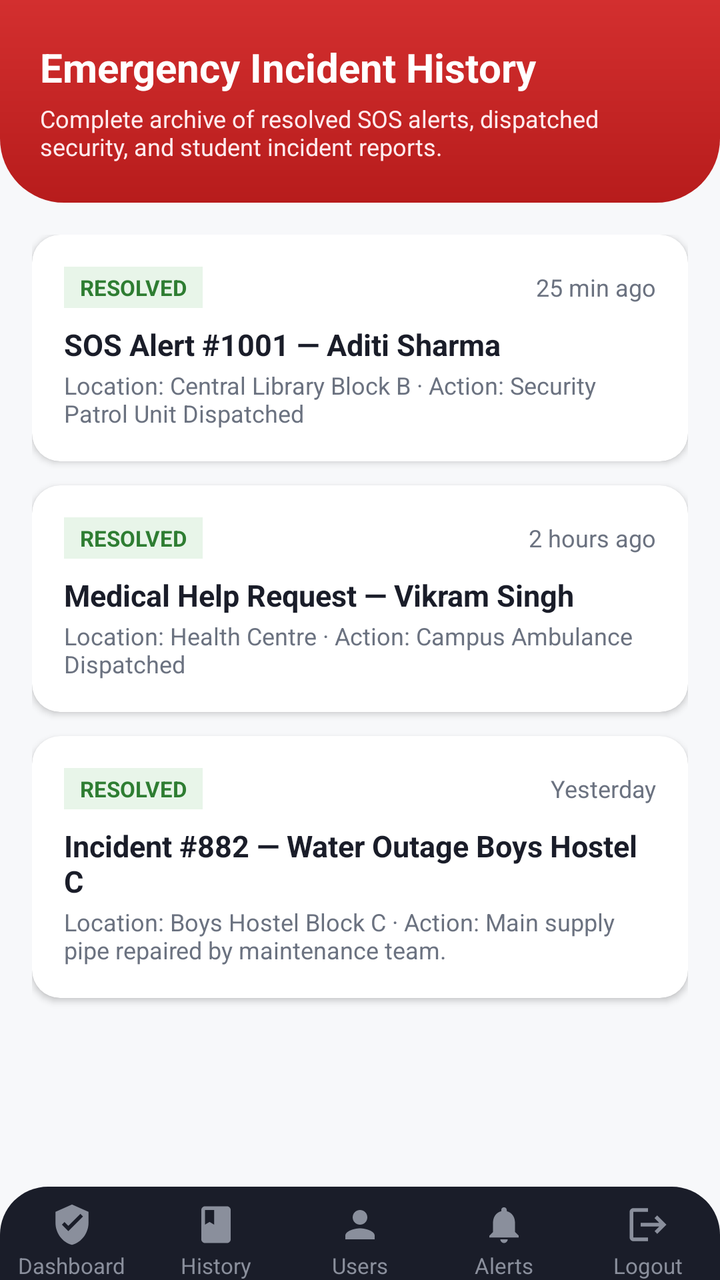
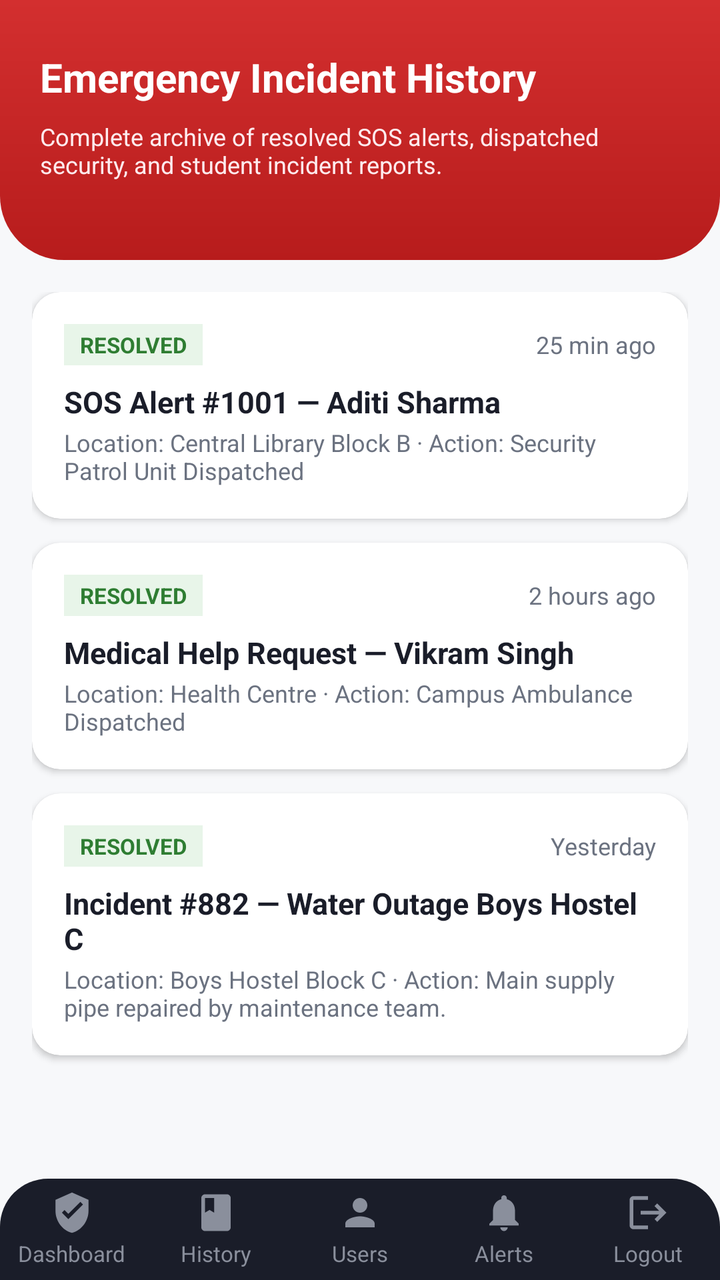

Two renders of the same Android screen: before a commit and after it. Below are the layout's source before the change and the commit's diff.
<!-- AndroidManifest.xml: application theme Theme.UniversityEmergencyApp -->
<!-- res/layout/activity_authority_history.xml -->
<?xml version="1.0" encoding="utf-8"?>
<androidx.constraintlayout.widget.ConstraintLayout xmlns:android="http://schemas.android.com/apk/res/android"
    xmlns:app="http://schemas.android.com/apk/res-auto"
    xmlns:tools="http://schemas.android.com/tools"
    android:layout_width="match_parent"
    android:layout_height="match_parent"
    android:background="@color/background_light"
    tools:context=".AuthorityHistoryActivity"
    tools:ignore="HardcodedText">

    <androidx.core.widget.NestedScrollView
        android:layout_width="0dp"
        android:layout_height="0dp"
        app:layout_constraintTop_toTopOf="parent"
        app:layout_constraintBottom_toTopOf="@id/authorityBottomNav"
        app:layout_constraintStart_toStartOf="parent"
        app:layout_constraintEnd_toEndOf="parent">

        <LinearLayout
            android:layout_width="match_parent"
            android:layout_height="wrap_content"
            android:orientation="vertical">

            
            <LinearLayout
                android:layout_width="match_parent"
                android:layout_height="wrap_content"
                android:background="@drawable/bg_top_accent"
                android:orientation="vertical"
                android:padding="20dp"
                android:paddingTop="36dp">

                <TextView
                    android:layout_width="wrap_content"
                    android:layout_height="wrap_content"
                    android:text="Emergency Incident History"
                    android:textColor="@color/white"
                    android:textSize="20sp"
                    android:textStyle="bold" />

                <TextView
                    android:layout_width="wrap_content"
                    android:layout_height="wrap_content"
                    android:layout_marginTop="4dp"
                    android:text="Complete archive of resolved SOS alerts, dispatched security, and student incident reports."
                    android:textColor="#FFEBEE"
                    android:textSize="12sp" />
            </LinearLayout>

            <LinearLayout
                android:layout_width="match_parent"
                android:layout_height="wrap_content"
                android:orientation="vertical"
                android:padding="16dp">

                
                <androidx.cardview.widget.CardView
                    android:layout_width="match_parent"
                    android:layout_height="wrap_content"
                    android:layout_marginBottom="12dp"
                    app:cardBackgroundColor="@color/white"
                    app:cardCornerRadius="14dp"
                    app:cardElevation="2dp">

                    <LinearLayout
                        android:layout_width="match_parent"
                        android:layout_height="wrap_content"
                        android:orientation="vertical"
                        android:padding="16dp">

                        <LinearLayout
                            android:layout_width="match_parent"
                            android:layout_height="wrap_content"
                            android:gravity="center_vertical"
                            android:orientation="horizontal">

                            <TextView
                                android:layout_width="wrap_content"
                                android:layout_height="wrap_content"
                                android:background="@color/status_safe_bg"
                                android:paddingStart="8dp"
                                android:paddingTop="3dp"
                                android:paddingEnd="8dp"
                                android:paddingBottom="3dp"
                                android:text="RESOLVED"
                                android:textColor="@color/status_safe"
                                android:textSize="11sp"
                                android:textStyle="bold" />

                            <TextView
                                android:layout_width="0dp"
                                android:layout_height="wrap_content"
                                android:layout_weight="1"
                                android:gravity="end"
                                android:text="25 min ago"
                                android:textColor="@color/text_secondary"
                                android:textSize="12sp" />
                        </LinearLayout>

                        <TextView
                            android:layout_width="wrap_content"
                            android:layout_height="wrap_content"
                            android:layout_marginTop="8dp"
                            android:text="SOS Alert #1001 — Aditi Sharma"
                            android:textColor="@color/text_primary"
                            android:textSize="15sp"
                            android:textStyle="bold" />

                        <TextView
                            android:layout_width="wrap_content"
                            android:layout_height="wrap_content"
                            android:layout_marginTop="2dp"
                            android:text="Location: Central Library Block B · Action: Security Patrol Unit Dispatched"
                            android:textColor="@color/text_secondary"
                            android:textSize="12sp" />
                    </LinearLayout>
                </androidx.cardview.widget.CardView>

                
                <androidx.cardview.widget.CardView
                    android:layout_width="match_parent"
                    android:layout_height="wrap_content"
                    android:layout_marginBottom="12dp"
                    app:cardBackgroundColor="@color/white"
                    app:cardCornerRadius="14dp"
                    app:cardElevation="2dp">

                    <LinearLayout
                        android:layout_width="match_parent"
                        android:layout_height="wrap_content"
                        android:orientation="vertical"
                        android:padding="16dp">

                        <LinearLayout
                            android:layout_width="match_parent"
                            android:layout_height="wrap_content"
                            android:gravity="center_vertical"
                            android:orientation="horizontal">

                            <TextView
                                android:layout_width="wrap_content"
                                android:layout_height="wrap_content"
                                android:background="@color/status_safe_bg"
                                android:paddingStart="8dp"
                                android:paddingTop="3dp"
                                android:paddingEnd="8dp"
                                android:paddingBottom="3dp"
                                android:text="RESOLVED"
                                android:textColor="@color/status_safe"
                                android:textSize="11sp"
                                android:textStyle="bold" />

                            <TextView
                                android:layout_width="0dp"
                                android:layout_height="wrap_content"
                                android:layout_weight="1"
                                android:gravity="end"
                                android:text="2 hours ago"
                                android:textColor="@color/text_secondary"
                                android:textSize="12sp" />
                        </LinearLayout>

                        <TextView
                            android:layout_width="wrap_content"
                            android:layout_height="wrap_content"
                            android:layout_marginTop="8dp"
                            android:text="Medical Help Request — Vikram Singh"
                            android:textColor="@color/text_primary"
                            android:textSize="15sp"
                            android:textStyle="bold" />

                        <TextView
                            android:layout_width="wrap_content"
                            android:layout_height="wrap_content"
                            android:layout_marginTop="2dp"
                            android:text="Location: Health Centre · Action: Campus Ambulance Dispatched"
                            android:textColor="@color/text_secondary"
                            android:textSize="12sp" />
                    </LinearLayout>
                </androidx.cardview.widget.CardView>

                
                <androidx.cardview.widget.CardView
                    android:layout_width="match_parent"
                    android:layout_height="wrap_content"
                    android:layout_marginBottom="12dp"
                    app:cardBackgroundColor="@color/white"
                    app:cardCornerRadius="14dp"
                    app:cardElevation="2dp">

                    <LinearLayout
                        android:layout_width="match_parent"
                        android:layout_height="wrap_content"
                        android:orientation="vertical"
                        android:padding="16dp">

                        <LinearLayout
                            android:layout_width="match_parent"
                            android:layout_height="wrap_content"
                            android:gravity="center_vertical"
                            android:orientation="horizontal">

                            <TextView
                                android:layout_width="wrap_content"
                                android:layout_height="wrap_content"
                                android:background="@color/status_safe_bg"
                                android:paddingStart="8dp"
                                android:paddingTop="3dp"
                                android:paddingEnd="8dp"
                                android:paddingBottom="3dp"
                                android:text="RESOLVED"
                                android:textColor="@color/status_safe"
                                android:textSize="11sp"
                                android:textStyle="bold" />

                            <TextView
                                android:layout_width="0dp"
                                android:layout_height="wrap_content"
                                android:layout_weight="1"
                                android:gravity="end"
                                android:text="Yesterday"
                                android:textColor="@color/text_secondary"
                                android:textSize="12sp" />
                        </LinearLayout>

                        <TextView
                            android:layout_width="wrap_content"
                            android:layout_height="wrap_content"
                            android:layout_marginTop="8dp"
                            android:text="Incident #882 — Water Outage Boys Hostel C"
                            android:textColor="@color/text_primary"
                            android:textSize="15sp"
                            android:textStyle="bold" />

                        <TextView
                            android:layout_width="wrap_content"
                            android:layout_height="wrap_content"
                            android:layout_marginTop="2dp"
                            android:text="Location: Boys Hostel Block C · Action: Main supply pipe repaired by maintenance team."
                            android:textColor="@color/text_secondary"
                            android:textSize="12sp" />
                    </LinearLayout>
                </androidx.cardview.widget.CardView>

            </LinearLayout>
        </LinearLayout>
    </androidx.core.widget.NestedScrollView>

    
    <include
        android:id="@+id/authorityBottomNav"
        layout="@layout/layout_authority_bottom_nav"
        android:layout_width="0dp"
        android:layout_height="wrap_content"
        app:layout_constraintBottom_toBottomOf="parent"
        app:layout_constraintEnd_toEndOf="parent"
        app:layout_constraintStart_toStartOf="parent" />

</androidx.constraintlayout.widget.ConstraintLayout>
<!-- res/layout/layout_authority_bottom_nav.xml (included above) -->
<?xml version="1.0" encoding="utf-8"?>
<LinearLayout xmlns:android="http://schemas.android.com/apk/res/android"
    xmlns:app="http://schemas.android.com/apk/res-auto"
    xmlns:tools="http://schemas.android.com/tools"
    android:id="@+id/authNavBarBg"
    android:layout_width="match_parent"
    android:layout_height="66dp"
    android:background="@drawable/bg_bottom_nav"
    android:orientation="horizontal"
    android:paddingTop="8dp"
    android:baselineAligned="false"
    tools:ignore="HardcodedText">

    
    <LinearLayout
        android:id="@+id/tabAuthDashboard"
        android:layout_width="0dp"
        android:layout_height="match_parent"
        android:layout_weight="1"
        android:gravity="center"
        android:orientation="vertical"
        android:clickable="true"
        android:focusable="true"
        android:background="?attr/selectableItemBackgroundBorderless">

        <ImageView
            android:layout_width="22dp"
            android:layout_height="22dp"
            android:contentDescription="Dashboard"
            android:src="@drawable/ic_shield_check"
            app:tint="@color/nav_icon_inactive" />

        <TextView
            android:id="@+id/labelAuthDashboard"
            android:layout_width="wrap_content"
            android:layout_height="wrap_content"
            android:layout_marginTop="2dp"
            android:text="Dashboard"
            android:textColor="@color/nav_text_inactive"
            android:textSize="11sp" />
    </LinearLayout>

    
    <LinearLayout
        android:id="@+id/tabAuthHistory"
        android:layout_width="0dp"
        android:layout_height="match_parent"
        android:layout_weight="1"
        android:gravity="center"
        android:orientation="vertical"
        android:clickable="true"
        android:focusable="true"
        android:background="?attr/selectableItemBackgroundBorderless">

        <ImageView
            android:layout_width="22dp"
            android:layout_height="22dp"
            android:contentDescription="History"
            android:src="@drawable/ic_book"
            app:tint="@color/nav_icon_inactive" />

        <TextView
            android:id="@+id/labelAuthHistory"
            android:layout_width="wrap_content"
            android:layout_height="wrap_content"
            android:layout_marginTop="2dp"
            android:text="History"
            android:textColor="@color/nav_text_inactive"
            android:textSize="11sp" />
    </LinearLayout>

    
    <LinearLayout
        android:id="@+id/tabAuthUsers"
        android:layout_width="0dp"
        android:layout_height="match_parent"
        android:layout_weight="1"
        android:gravity="center"
        android:orientation="vertical"
        android:clickable="true"
        android:focusable="true"
        android:background="?attr/selectableItemBackgroundBorderless">

        <ImageView
            android:layout_width="22dp"
            android:layout_height="22dp"
            android:contentDescription="Users"
            android:src="@drawable/ic_profile_24"
            app:tint="@color/nav_icon_inactive" />

        <TextView
            android:id="@+id/labelAuthUsers"
            android:layout_width="wrap_content"
            android:layout_height="wrap_content"
            android:layout_marginTop="2dp"
            android:text="Users"
            android:textColor="@color/nav_text_inactive"
            android:textSize="11sp" />
    </LinearLayout>

    
    <LinearLayout
        android:id="@+id/tabAuthAlerts"
        android:layout_width="0dp"
        android:layout_height="match_parent"
        android:layout_weight="1"
        android:gravity="center"
        android:orientation="vertical"
        android:clickable="true"
        android:focusable="true"
        android:background="?attr/selectableItemBackgroundBorderless">

        <ImageView
            android:layout_width="22dp"
            android:layout_height="22dp"
            android:contentDescription="Alerts"
            android:src="@drawable/ic_alerts_24"
            app:tint="@color/nav_icon_inactive" />

        <TextView
            android:id="@+id/labelAuthAlerts"
            android:layout_width="wrap_content"
            android:layout_height="wrap_content"
            android:layout_marginTop="2dp"
            android:text="Alerts"
            android:textColor="@color/nav_text_inactive"
            android:textSize="11sp" />
    </LinearLayout>

    
    <LinearLayout
        android:id="@+id/tabAuthLogout"
        android:layout_width="0dp"
        android:layout_height="match_parent"
        android:layout_weight="1"
        android:gravity="center"
        android:orientation="vertical"
        android:clickable="true"
        android:focusable="true"
        android:background="?attr/selectableItemBackgroundBorderless">

        <ImageView
            android:layout_width="22dp"
            android:layout_height="22dp"
            android:contentDescription="Logout"
            android:src="@drawable/ic_logout"
            app:tint="@color/nav_icon_inactive" />

        <TextView
            android:id="@+id/labelAuthLogout"
            android:layout_width="wrap_content"
            android:layout_height="wrap_content"
            android:layout_marginTop="2dp"
            android:text="Logout"
            android:textColor="@color/nav_text_inactive"
            android:textSize="11sp" />
    </LinearLayout>

</LinearLayout>
<!-- resources referenced by this layout -->
<resources>
  <color name="background_light">#F7F8FA</color>
  <color name="nav_icon_inactive">#8A8F9C</color>
  <color name="nav_text_inactive">#8A8F9C</color>
  <color name="status_safe">#2E7D32</color>
  <color name="status_safe_bg">#E8F5E9</color>
  <color name="text_primary">#1A1D29</color>
  <color name="text_secondary">#6B7280</color>
  <color name="white">#FFFFFF</color>
  <!-- drawable bg_bottom_nav (drawable) -->
  <?xml version="1.0" encoding="utf-8"?>
  <shape xmlns:android="http://schemas.android.com/apk/res/android"
      android:shape="rectangle">
      <solid android:color="@color/nav_bg" />
      <corners
          android:topLeftRadius="24dp"
          android:topRightRadius="24dp" />
  </shape>
  <!-- drawable bg_top_accent (drawable) -->
  <?xml version="1.0" encoding="utf-8"?>
  <shape xmlns:android="http://schemas.android.com/apk/res/android"
      android:shape="rectangle">
      <gradient
          android:type="linear"
          android:angle="270"
          android:startColor="@color/accent_red"
          android:endColor="#FFB71C1C" />
      <corners
          android:bottomLeftRadius="32dp"
          android:bottomRightRadius="32dp" />
  </shape>
  <!-- drawable ic_alerts_24 (drawable) -->
  <?xml version="1.0" encoding="utf-8"?>
  <vector xmlns:android="http://schemas.android.com/apk/res/android"
      android:width="24dp"
      android:height="24dp"
      android:viewportWidth="24"
      android:viewportHeight="24"
      android:tint="?attr/tint">
      <path
          android:fillColor="#FFFFFFFF"
          android:pathData="M12,22c1.1,0 2,-0.9 2,-2h-4c0,1.1 0.89,2 2,2zM18,16v-5c0,-3.07 -1.64,-5.64 -4.5,-6.32L13.5,4c0,-0.83 -0.67,-1.5 -1.5,-1.5s-1.5,0.67 -1.5,1.5v0.68C7.63,5.36 6,7.92 6,11v5l-2,2v1h16v-1l-2,-2z"/>
  </vector>
  <!-- drawable ic_book (drawable) -->
  <vector xmlns:android="http://schemas.android.com/apk/res/android"
      android:width="24dp"
      android:height="24dp"
      android:viewportWidth="24"
      android:viewportHeight="24">
    <path
        android:fillColor="#FF000000"
        android:pathData="M18,2H6c-1.1,0 -2,0.9 -2,2v16c0,1.1 0.9,2 2,2h12c1.1,0 2,-0.9 2,-2V4c0,-1.1 -0.9,-2 -2,-2zM6,4h5v8l-2.5,-1.5L6,12V4z"/>
  </vector>
  <!-- drawable ic_logout (drawable) -->
  <vector xmlns:android="http://schemas.android.com/apk/res/android"
      android:width="24dp"
      android:height="24dp"
      android:viewportWidth="24"
      android:viewportHeight="24">
    <path
        android:fillColor="@android:color/white"
        android:pathData="M17,7l-1.41,1.41L18.17,11H8v2h10.17l-2.58,2.58L17,17l5,-5zM4,5h8V3H4c-1.1,0 -2,0.9 -2,2v14c0,1.1 0.9,2 2,2h8v-2H4V5z"/>
  </vector>
  <!-- drawable ic_profile_24 (drawable) -->
  <?xml version="1.0" encoding="utf-8"?>
  <vector xmlns:android="http://schemas.android.com/apk/res/android"
      android:width="24dp"
      android:height="24dp"
      android:viewportWidth="24"
      android:viewportHeight="24"
      android:tint="?attr/tint">
      <path
          android:fillColor="#FFFFFFFF"
          android:pathData="M12,12c2.21,0 4,-1.79 4,-4s-1.79,-4 -4,-4 -4,1.79 -4,4 1.79,4 4,4zM12,14c-2.67,0 -8,1.34 -8,4v2h16v-2c0,-2.66 -5.33,-4 -8,-4z"/>
  </vector>
  <!-- drawable ic_shield_check (drawable) -->
  <vector xmlns:android="http://schemas.android.com/apk/res/android"
      android:width="24dp"
      android:height="24dp"
      android:viewportWidth="24"
      android:viewportHeight="24">
    <path
        android:fillColor="#FF000000"
        android:pathData="M12,1L3,5v6c0,5.55 3.84,10.74 9,12 5.16,-1.26 9,-6.45 9,-12V5l-9,-4zM10,15.5l-3.5,-3.5 1.41,-1.41L10,12.67l6.59,-6.59L18,7.5 10,15.5z"/>
  </vector>
  <style name="Theme.UniversityEmergencyApp" parent="Base.Theme.UniversityEmergencyApp" />
  <color name="nav_bg">#1A1D29</color>
  <color name="accent_red">#D32F2F</color>
  <style name="Base.Theme.UniversityEmergencyApp" parent="Theme.Material3.DayNight.NoActionBar">
          
          
      </style>
</resources>

<!-- the commit's change to res/layout/activity_authority_history.xml (unified diff, before → after) -->
@@ -24,15 +24,16 @@
             
             <LinearLayout
                 android:layout_width="match_parent"
-                android:layout_height="wrap_content"
+                android:layout_height="130dp"
                 android:background="@drawable/bg_top_accent"
                 android:orientation="vertical"
                 android:padding="20dp"
-                android:paddingTop="36dp">
+                android:paddingTop="0dp">
 
                 <TextView
                     android:layout_width="wrap_content"
                     android:layout_height="wrap_content"
+                    android:paddingTop="5dp"
                     android:text="Emergency Incident History"
                     android:textColor="@color/white"
                     android:textSize="20sp"
@@ -41,7 +42,7 @@
                 <TextView
                     android:layout_width="wrap_content"
                     android:layout_height="wrap_content"
-                    android:layout_marginTop="4dp"
+                    android:layout_marginTop="8dp"
                     android:text="Complete archive of resolved SOS alerts, dispatched security, and student incident reports."
                     android:textColor="#FFEBEE"
                     android:textSize="12sp" />
@@ -264,10 +265,12 @@
     xmlns:tools="http://schemas.android.com/tools"
     android:id="@+id/authNavBarBg"
     android:layout_width="match_parent"
-    android:layout_height="66dp"
+    android:layout_height="76dp"
     android:background="@drawable/bg_bottom_nav"
     android:orientation="horizontal"
-    android:paddingTop="8dp"
+    android:paddingTop="6dp"
+    android:paddingBottom="6dp"
+    android:gravity="center"
     android:baselineAligned="false"
     tools:ignore="HardcodedText">
 
